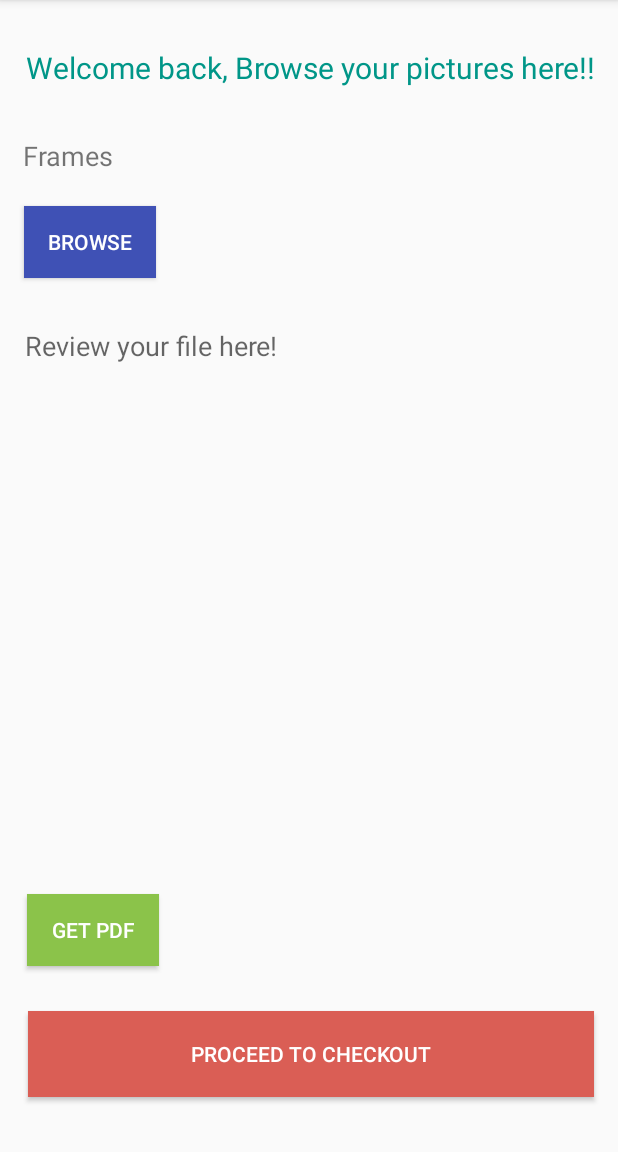
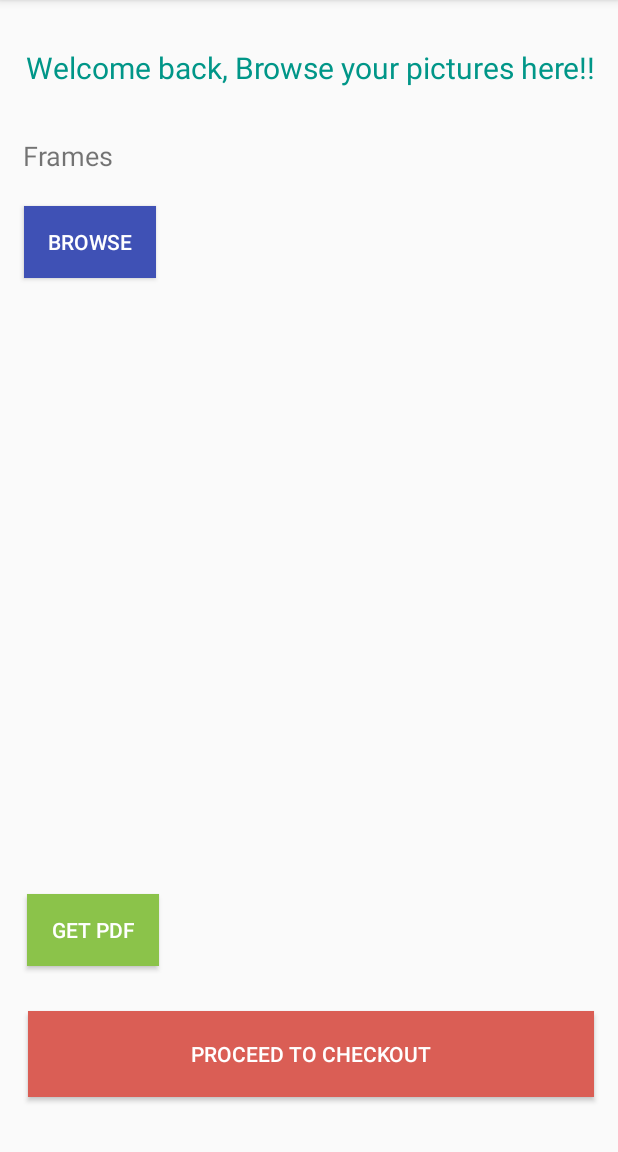
Before and after one commit to sowmyathogiti/PicStudioLab, an Android app: the BrowsePics screen opened directly, with no data from a screen before it, on a phone screen of 412 x 824 dp, the part 84-1236 px from its top. Run offline under Robolectric (Android 15) with nearby library versions, the phone set to English and light mode, and no system bars; our stand-ins replace Firebase (no records; nobody signed in at launch, a user with empty details on screens opened directly); 2 statements that could not run were skipped.

Commit message:
removed review files from the browse pics page

```diff
--- a/PicStudioLab_project/app/src/main/res/layout/activity_browse_pics.xml
+++ b/PicStudioLab_project/app/src/main/res/layout/activity_browse_pics.xml
@@ -75,17 +75,4 @@
         app:layout_constraintTop_toTopOf="parent"
         app:layout_constraintVertical_bias="0.948" />
 
-    <TextView
-        android:id="@+id/fileNames"
-        android:layout_width="378dp"
-        android:layout_height="302dp"
-        android:hint="Review your file here!"
-        android:textColor="#FA9706"
-        android:textSize="18sp"
-        app:layout_constraintBottom_toBottomOf="parent"
-        app:layout_constraintEnd_toEndOf="parent"
-        app:layout_constraintHorizontal_bias="0.484"
-        app:layout_constraintStart_toStartOf="parent"
-        app:layout_constraintTop_toTopOf="parent"
-        app:layout_constraintVertical_bias="0.468" />
 </androidx.constraintlayout.widget.ConstraintLayout>
```
